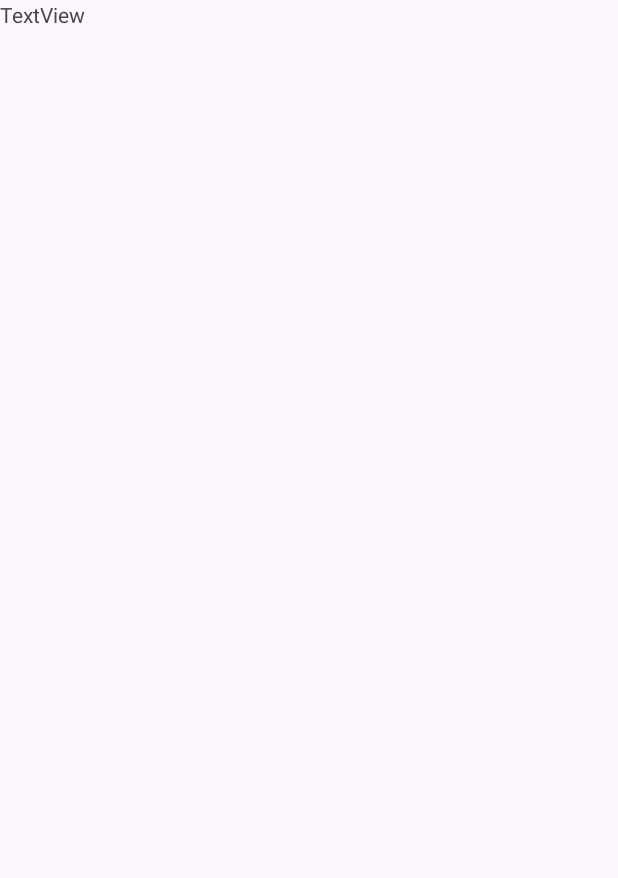
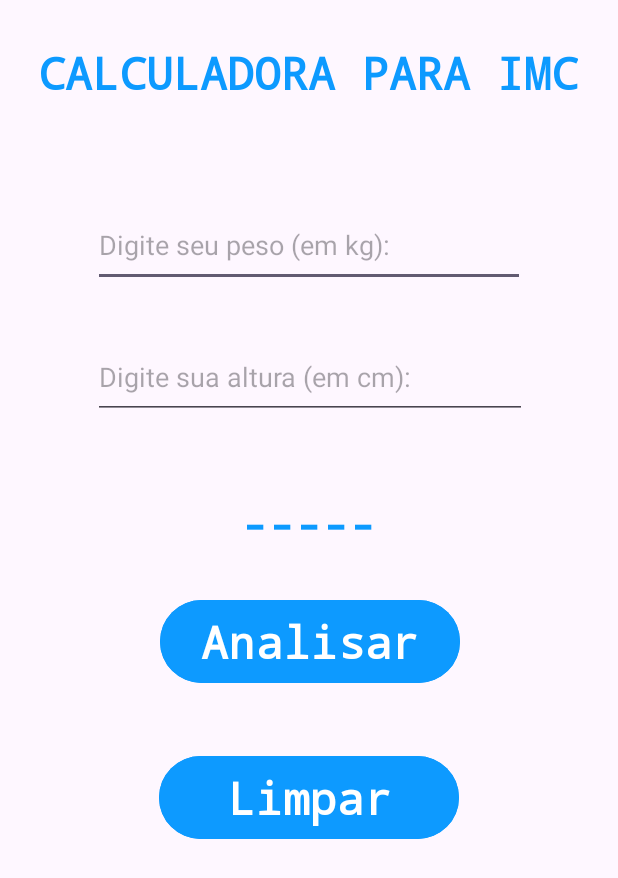
Before and after one commit to GuilhermeFogolin/Estudos-Desenvolvimento-Mobile, an Android app: the screen it shows after launch (MainActivity), on a phone screen of 412 x 824 dp. Before the commit the part shown is almost empty. Shown: the top 878 px of the screen. Run offline under Robolectric (Android 15) with nearby library versions, the phone set to English and light mode, and no system bars.

Commit message:
Adicionando o projeto Calculadora de IMC

```diff
--- a/CalculadoraIMC/app/src/main/java/br/com/fecapccp/calculadoraimc/MainActivity.java
+++ b/CalculadoraIMC/app/src/main/java/br/com/fecapccp/calculadoraimc/MainActivity.java
@@ -1,6 +1,9 @@
 package br.com.fecapccp.calculadoraimc;
 
 import android.os.Bundle;
+import android.view.View;
+import android.widget.EditText;
+import android.widget.TextView;
 
 import androidx.activity.EdgeToEdge;
 import androidx.appcompat.app.AppCompatActivity;
@@ -21,4 +24,37 @@ public class MainActivity extends AppCompatActivity {
             return insets;
         });
     }
+
+    // Mé-todo para Setar informações:
+
+    public void enviar(View v) {
+
+        // Instanciamento dos objetos do app:
+
+        EditText campoPeso = findViewById(R.id.et_peso);
+        EditText campoAltura = findViewById(R.id.et_altura);
+        TextView resultado = findViewById(R.id.tv_resultado);
+
+        // Cálculos
+
+        double peso = Double.parseDouble(campoPeso.getText().toString());
+        double altura = Double.parseDouble(campoAltura.getText().toString());
+        double calcular = peso / altura;
+
+        // Apresentar o resultado
+
+        resultado.setText("Seu IMC é " + String.format("%.3f", calcular) + "!");
+    }
+
+    // Método para Resetar informações
+
+    public void limpar(View v) {
+        TextView resultado = findViewById(R.id.tv_resultado);
+        EditText campoNome = findViewById(R.id.et_peso);
+        EditText campoIdade = findViewById(R.id.et_altura);
+        resultado.setText("-----");
+        campoNome.setText("");
+        campoIdade.setText("");
+
+    }
 }
--- a/CalculadoraIMC/app/src/main/res/layout/activity_main.xml
+++ b/CalculadoraIMC/app/src/main/res/layout/activity_main.xml
@@ -11,8 +11,102 @@
         android:id="@+id/tv_titulo"
         android:layout_width="wrap_content"
         android:layout_height="wrap_content"
-        android:text="TextView"
-        tools:layout_editor_absoluteX="175dp"
-        tools:layout_editor_absoluteY="50dp" />
+        android:layout_marginTop="28dp"
+        android:fontFamily="monospace"
+        android:text="@string/appTitulo"
+        android:textColor="#0D9AFF"
+        android:textSize="30sp"
+        android:textStyle="bold"
+        app:layout_constraintBaseline_toBottomOf="parent"
+        app:layout_constraintEnd_toEndOf="parent"
+        app:layout_constraintHorizontal_bias="0.492"
+        app:layout_constraintStart_toStartOf="parent"
+        app:layout_constraintTop_toTopOf="parent" />
 
+    <EditText
+        android:id="@+id/et_peso"
+        android:layout_width="288dp"
+        android:layout_height="55dp"
+        android:layout_marginStart="40dp"
+        android:layout_marginTop="136dp"
+        android:layout_marginEnd="40dp"
+        android:ems="10"
+        android:inputType="text"
+        android:hint="@string/appHintPlan1"
+        app:layout_constraintBaseline_toBottomOf="parent"
+        app:layout_constraintEnd_toEndOf="parent"
+        app:layout_constraintHorizontal_bias="0.504"
+        app:layout_constraintStart_toStartOf="parent"
+        app:layout_constraintTop_toTopOf="parent" />
+
+    <EditText
+        android:id="@+id/et_altura"
+        android:layout_width="289dp"
+        android:layout_height="55dp"
+        android:layout_marginStart="40dp"
+        android:layout_marginTop="224dp"
+        android:layout_marginEnd="40dp"
+        android:ems="10"
+        android:hint="@string/appHintPlan2"
+        android:inputType="number"
+        app:layout_constraintBaseline_toBottomOf="parent"
+        app:layout_constraintEnd_toEndOf="parent"
+        app:layout_constraintHorizontal_bias="0.523"
+        app:layout_constraintStart_toStartOf="parent"
+        app:layout_constraintTop_toTopOf="parent" />
+
+    <TextView
+        android:id="@+id/tv_resultado"
+        android:layout_width="wrap_content"
+        android:layout_height="wrap_content"
+        android:layout_marginTop="328dp"
+        android:fontFamily="monospace"
+        android:text="@string/appResultado"
+        android:textColor="@color/appColor1"
+        android:textSize="30sp"
+        android:textStyle="bold"
+        app:layout_constraintBaseline_toBottomOf="parent"
+        app:layout_constraintEnd_toEndOf="parent"
+        app:layout_constraintHorizontal_bias="0.498"
+        app:layout_constraintStart_toStartOf="parent"
+        app:layout_constraintTop_toTopOf="parent" />
+
+    <Button
+        android:id="@+id/btn_set"
+        android:layout_width="200dp"
+        android:layout_height="63dp"
+        android:layout_marginStart="40dp"
+        android:layout_marginTop="396dp"
+        android:layout_marginEnd="40dp"
+        android:backgroundTint="@color/appColor1"
+        android:fontFamily="monospace"
+        android:onClick="enviar"
+        android:text="@string/appBtnSet"
+        android:textColor="@color/appColor2"
+        android:textSize="30sp"
+        android:textStyle="bold"
+        app:layout_constraintBaseline_toBottomOf="parent"
+        app:layout_constraintEnd_toEndOf="parent"
+        app:layout_constraintHorizontal_bias="0.505"
+        app:layout_constraintStart_toStartOf="parent"
+        app:layout_constraintTop_toTopOf="parent" />
+
+    <Button
+        android:id="@+id/btn_reset"
+        android:layout_width="200dp"
+        android:layout_height="63dp"
+        android:layout_marginStart="40dp"
+        android:layout_marginTop="500dp"
+        android:layout_marginEnd="40dp"
+        android:backgroundTint="@color/appColor1"
+        android:fontFamily="monospace"
+        android:onClick="limpar"
+        android:text="@string/appBtnReset"
+        android:textColor="@color/appColor2"
+        android:textSize="30sp"
+        android:textStyle="bold"
+        app:layout_constraintBaseline_toBottomOf="parent"
+        app:layout_constraintEnd_toEndOf="parent"
+        app:layout_constraintStart_toStartOf="parent"
+        app:layout_constraintTop_toTopOf="parent" />
 </androidx.constraintlayout.widget.ConstraintLayout>
--- a/CalculadoraIMC/app/src/main/res/values/appValues.xml
+++ b/CalculadoraIMC/app/src/main/res/values/appValues.xml
@@ -1,3 +1,20 @@
 <?xml version="1.0" encoding="utf-8"?>
 <resources>
+
+    // String do Projeto
+
+    <string name= "appTitulo"> CALCULADORA PARA IMC </string>
+    <string name= "appBtnSet"> Analisar </string>
+    <string name= "appBtnReset"> Limpar </string>
+    <string name= "appPlan1"> Nome: </string>
+    <string name= "appPlan2"> Idade: </string>
+    <string name= "appHintPlan1"> Digite seu peso (em kg): </string>
+    <string name= "appHintPlan2"> Digite sua altura (em cm): </string>
+    <string name= "appResultado"> ----- </string>
+
+    // Cores do projeto
+
+    <color name = "appColor1"> #0D9AFF </color>
+    <color name = "appColor2"> #FFFFFF </color>
+
 </resources>
```
